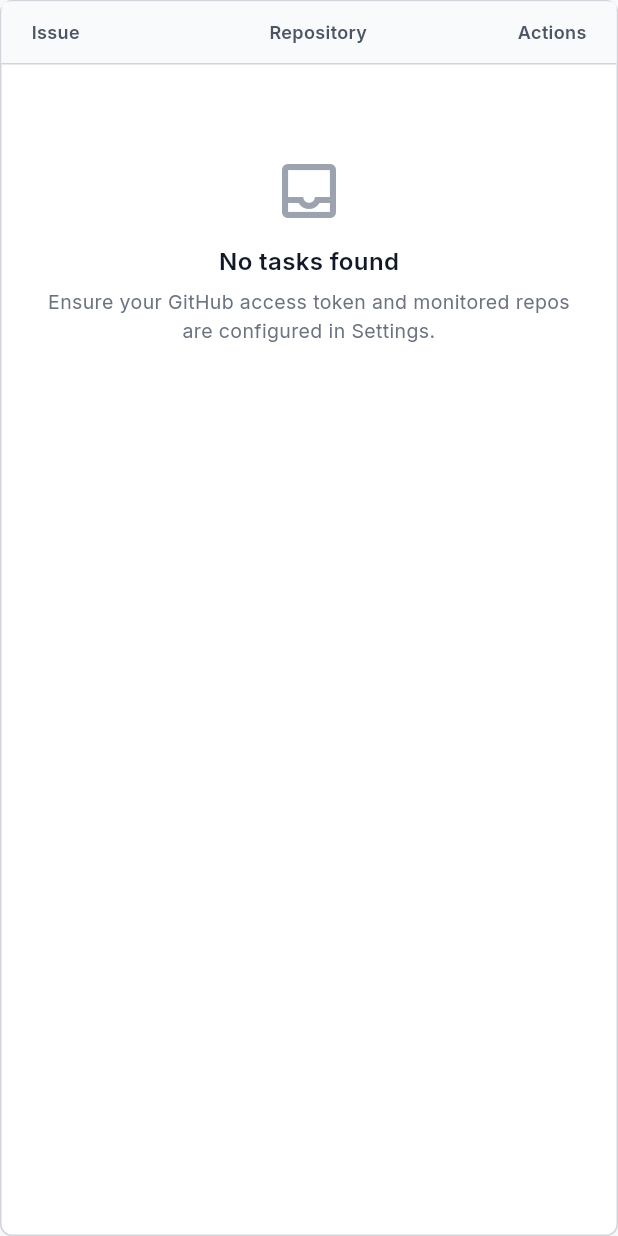
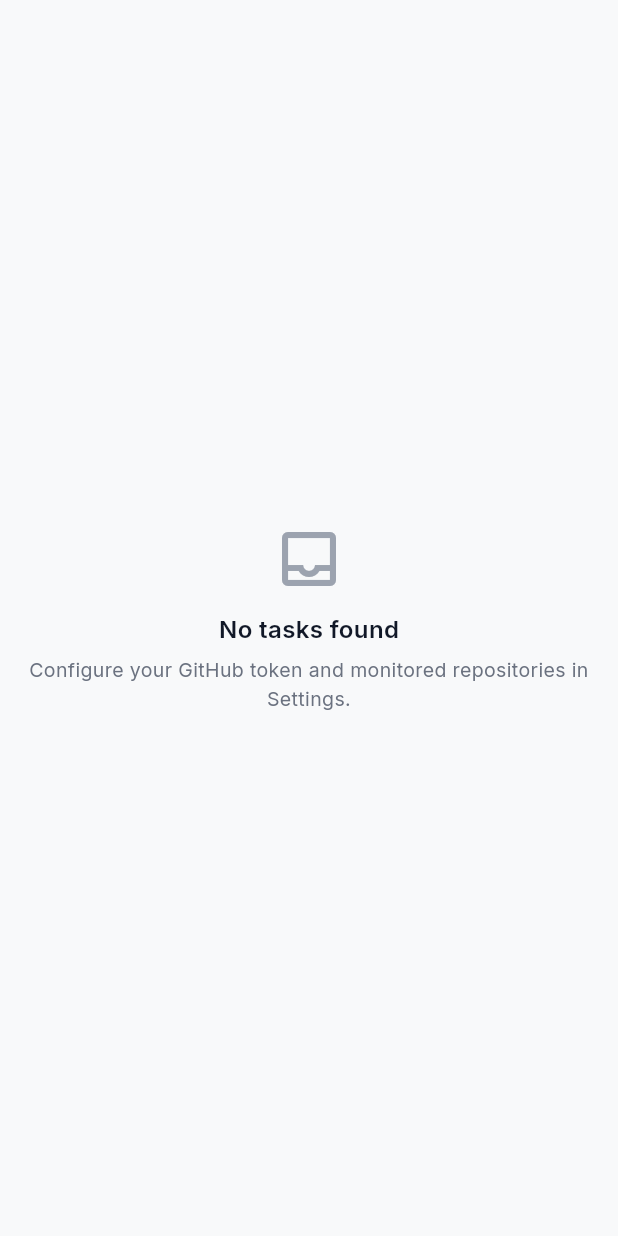
Before and after one commit to brianquinlan/gitvassal, a Flutter app: the TaskTable widget shown alone on an empty page, opened directly with empty values, on a phone screen of 412 x 824 dp. Run offline on Flutter 3.47's test engine with Material 3 defaults, Android fonts, the phone set to English and light mode, and no system bars; our stand-ins replace cloud_firestore, firebase_auth, firebase_core, google_fonts; accounts and stored records are empty.

Commit message:
Remove extra chrome

```diff
--- a/frontend/lib/ui/screens/dashboard_screen.dart
+++ b/frontend/lib/ui/screens/dashboard_screen.dart
@@ -4,11 +4,10 @@
 import '../../models/task_model.dart';
 import '../../services/firestore_service.dart';
 import '../../state/app_state.dart';
-import '../theme.dart';
 import '../widgets/app_header.dart';
 import '../widgets/task_table.dart';
 
-/// Main Dashboard Screen displaying the TaskVassal UI across the full width.
+/// Main Dashboard Screen displaying the TaskVassal scrollable list directly under the top bar.
 class DashboardScreen extends StatelessWidget {
   final User user;
 
@@ -20,14 +19,14 @@
     final appState = context.watch<AppState>();
 
     return Scaffold(
-      backgroundColor: AppTheme.background,
+      backgroundColor: Colors.white,
       body: SafeArea(
         child: Column(
           children: [
             // Top App Header with App Title, Settings Icon, and User Profile Icon
             AppHeader(user: user),
 
-            // Realtime Firestore Stream for Tasks
+            // Directly scrollable list of tasks filling the screen
             Expanded(
               child: StreamBuilder<List<TaskModel>>(
                 stream: firestoreService.streamTasks(user.uid),
@@ -37,21 +36,10 @@
                   final allTasks = taskSnapshot.data ?? [];
                   final filteredTasks = appState.filterTasks(allTasks);
 
-                  return Center(
-                    child: ConstrainedBox(
-                      constraints: const BoxConstraints(maxWidth: 1200),
-                      child: SingleChildScrollView(
-                        padding: const EdgeInsets.symmetric(
-                          horizontal: 32,
-                          vertical: 24,
-                        ),
-                        child: TaskTable(
-                          uid: user.uid,
-                          tasks: filteredTasks,
-                          isLoading: isLoading,
-                        ),
-                      ),
-                    ),
+                  return TaskTable(
+                    uid: user.uid,
+                    tasks: filteredTasks,
+                    isLoading: isLoading,
                   );
                 },
               ),
--- a/frontend/lib/ui/widgets/task_table.dart
+++ b/frontend/lib/ui/widgets/task_table.dart
@@ -3,7 +3,7 @@
 import '../theme.dart';
 import 'task_row.dart';
 
-/// Main table view containing prioritized task items.
+/// Clean scrollable list of prioritized tasks with no surrounding container chrome.
 class TaskTable extends StatelessWidget {
   final String uid;
   final List<TaskModel> tasks;
@@ -18,91 +18,18 @@
 
   @override
   Widget build(BuildContext context) {
-    return Container(
-      decoration: BoxDecoration(
-        color: Colors.white,
-        borderRadius: BorderRadius.circular(8),
-        border: Border.all(color: AppTheme.borderMedium, width: 1),
-        boxShadow: [
-          BoxShadow(
-            color: Colors.black.withValues(alpha: 0.02),
-            blurRadius: 4,
-            offset: const Offset(0, 2),
-          ),
-        ],
-      ),
-      clipBehavior: Clip.antiAlias,
-      child: Column(
-        children: [
-          // Table Header Row
-          Container(
-            padding: const EdgeInsets.symmetric(horizontal: 20, vertical: 12),
-            decoration: const BoxDecoration(
-              color: Color(0xFFF9FAFB),
-              border: Border(
-                bottom: BorderSide(color: AppTheme.borderMedium, width: 1),
-              ),
-            ),
-            child: const Row(
-              children: [
-                Expanded(
-                  flex: 5,
-                  child: Text(
-                    'Issue',
-                    style: TextStyle(
-                      fontSize: 12,
-                      fontWeight: FontWeight.w600,
-                      color: AppTheme.textSecondary,
-                    ),
-                  ),
-                ),
-                SizedBox(width: 16),
-                Expanded(
-                  flex: 3,
-                  child: Text(
-                    'Repository',
-                    style: TextStyle(
-                      fontSize: 12,
-                      fontWeight: FontWeight.w600,
-                      color: AppTheme.textSecondary,
-                    ),
-                  ),
-                ),
-                SizedBox(width: 16),
-                SizedBox(
-                  width: 110,
-                  child: Align(
-                    alignment: Alignment.centerRight,
-                    child: Text(
-                      'Actions',
-                      style: TextStyle(
-                        fontSize: 12,
-                        fontWeight: FontWeight.w600,
-                        color: AppTheme.textSecondary,
-                      ),
-                    ),
-                  ),
-                ),
-              ],
-            ),
-          ),
+    if (isLoading) {
+      return const Center(
+        child: CircularProgressIndicator(strokeWidth: 2.5),
+      );
+    }
 
-          // Table Body
-          if (isLoading)
-            const Padding(
-              padding: EdgeInsets.symmetric(vertical: 48),
-              child: Center(
-                child: CircularProgressIndicator(strokeWidth: 2.5),
-              ),
-            )
-          else if (tasks.isEmpty)
-            Padding(
-              padding: const EdgeInsets.symmetric(vertical: 60, horizontal: 20),
-              child: Center(
+    if (tasks.isEmpty) {
+      return Center(
         child: Column(
           mainAxisAlignment: MainAxisAlignment.center,
           children: [
-                    Icon(
+            const Icon(
               Icons.inbox_outlined,
               size: 48,
               color: AppTheme.textPlaceholder,
@@ -118,7 +45,7 @@
             ),
             const SizedBox(height: 6),
             const Text(
-                      'Ensure your GitHub access token and monitored repos are configured in Settings.',
+              'Configure your GitHub token and monitored repositories in Settings.',
               style: TextStyle(
                 fontSize: 13,
                 color: AppTheme.textMuted,
@@ -127,12 +54,11 @@
             ),
           ],
         ),
-              ),
-            )
-          else
-            ListView.builder(
-              shrinkWrap: true,
-              physics: const NeverScrollableScrollPhysics(),
+      );
+    }
+
+    return ListView.builder(
+      padding: EdgeInsets.zero,
       itemCount: tasks.length,
       itemBuilder: (context, index) {
         final task = tasks[index];
@@ -142,9 +68,6 @@
           task: task,
         );
       },
-            ),
-        ],
-      ),
     );
   }
 }
```
Lines whose indentation alone changed are shown as unchanged.
